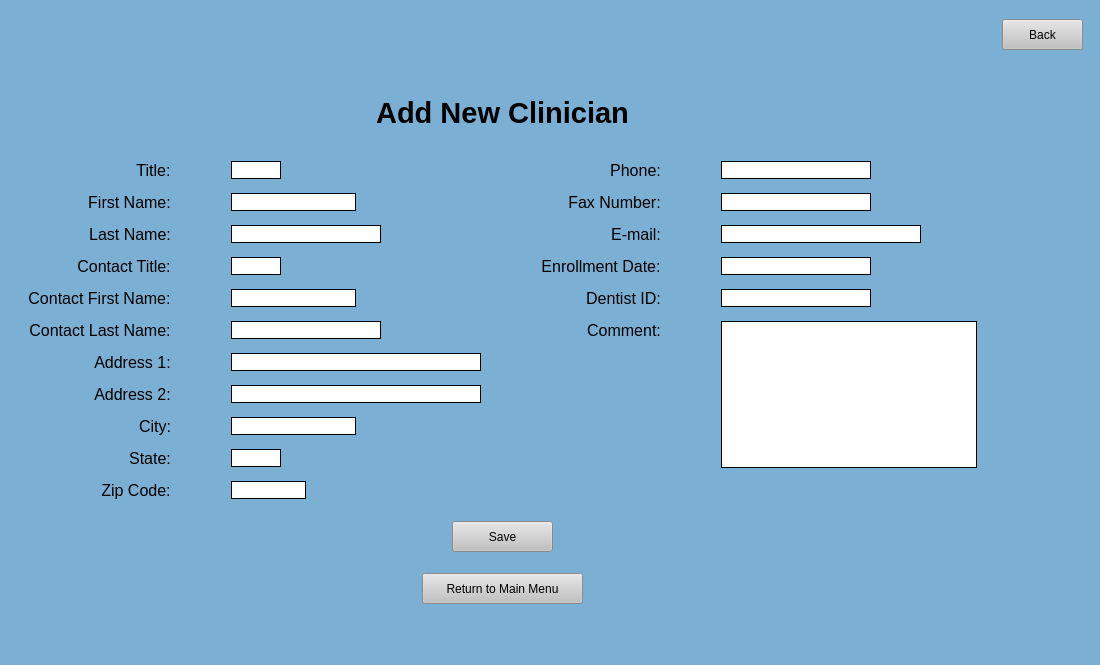
Kasmanian/COMBDb-oldgen, file UI Screens/COMBdb_Add_New_Clinician.ui: the form before one commit.
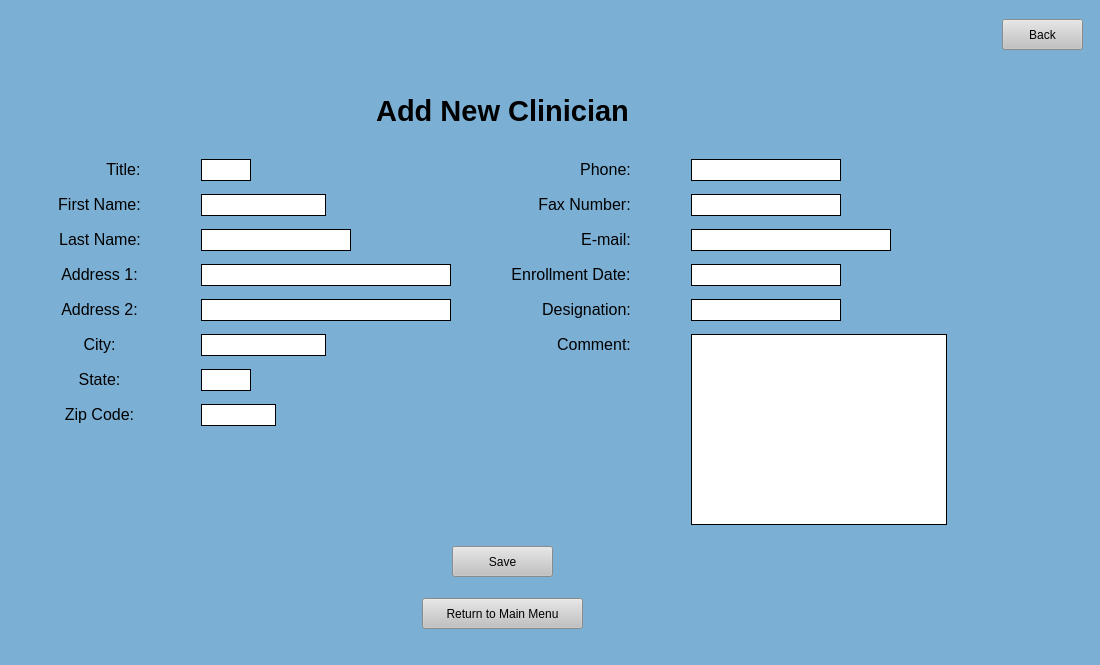
The form after the commit.

Patch:
```diff
--- a/UI Screens/COMBdb_Add_New_Clinician.ui
+++ b/UI Screens/COMBdb_Add_New_Clinician.ui
@@ -144,33 +144,6 @@
           <property name="verticalSpacing">
            <number>13</number>
           </property>
-          <item row="3" column="3">
-           <widget class="QLineEdit" name="enrollmentDate">
-            <property name="sizePolicy">
-             <sizepolicy hsizetype="Fixed" vsizetype="Fixed">
-              <horstretch>0</horstretch>
-              <verstretch>0</verstretch>
-             </sizepolicy>
-            </property>
-            <property name="minimumSize">
-             <size>
-              <width>150</width>
-              <height>0</height>
-             </size>
-            </property>
-            <property name="maximumSize">
-             <size>
-              <width>125</width>
-              <height>16777215</height>
-             </size>
-            </property>
-            <property name="styleSheet">
-             <string notr="true">background-color: rgb(255, 255, 255);
-border-style: solid;
-border-width: 1px</string>
-            </property>
-           </widget>
-          </item>
           <item row="1" column="1">
            <widget class="QLineEdit" name="firstName">
             <property name="sizePolicy">
@@ -179,10 +152,43 @@
               <verstretch>0</verstretch>
              </sizepolicy>
             </property>
+            <property name="minimumSize">
+             <size>
+              <width>0</width>
+              <height>22</height>
+             </size>
+            </property>
             <property name="maximumSize">
              <size>
               <width>125</width>
-              <height>16777215</height>
+              <height>22</height>
+             </size>
+            </property>
+            <property name="styleSheet">
+             <string notr="true">background-color: rgb(255, 255, 255);
+border-style: solid;
+border-width: 1px</string>
+            </property>
+           </widget>
+          </item>
+          <item row="0" column="1" alignment="Qt::AlignLeft">
+           <widget class="QLineEdit" name="title">
+            <property name="sizePolicy">
+             <sizepolicy hsizetype="Fixed" vsizetype="Fixed">
+              <horstretch>0</horstretch>
+              <verstretch>0</verstretch>
+             </sizepolicy>
+            </property>
+            <property name="minimumSize">
+             <size>
+              <width>50</width>
+              <height>22</height>
+             </size>
+            </property>
+            <property name="maximumSize">
+             <size>
+              <width>50</width>
+              <height>22</height>
              </size>
             </property>
             <property name="styleSheet">
@@ -202,43 +208,6 @@
             </property>
            </widget>
           </item>
-          <item row="0" column="1" alignment="Qt::AlignLeft">
-           <widget class="QLineEdit" name="title">
-            <property name="sizePolicy">
-             <sizepolicy hsizetype="Fixed" vsizetype="Fixed">
-              <horstretch>0</horstretch>
-              <verstretch>0</verstretch>
-             </sizepolicy>
-            </property>
-            <property name="minimumSize">
-             <size>
-              <width>50</width>
-              <height>0</height>
-             </size>
-            </property>
-            <property name="maximumSize">
-             <size>
-              <width>50</width>
-              <height>16777215</height>
-             </size>
-            </property>
-            <property name="styleSheet">
-             <string notr="true">background-color: rgb(255, 255, 255);
-border-style: solid;
-border-width: 1px</string>
-            </property>
-           </widget>
-          </item>
-          <item row="0" column="0" alignment="Qt::AlignRight">
-           <widget class="QLabel" name="label_41">
-            <property name="text">
-             <string>&lt;html&gt;&lt;head/&gt;&lt;body&gt;&lt;p align=&quot;center&quot;&gt;&lt;span style=&quot; font-size:12pt;&quot;&gt;Title:&lt;/span&gt;&lt;/p&gt;&lt;/body&gt;&lt;/html&gt;</string>
-            </property>
-            <property name="alignment">
-             <set>Qt::AlignRight|Qt::AlignTrailing|Qt::AlignVCenter</set>
-            </property>
-           </widget>
-          </item>
           <item row="3" column="2" alignment="Qt::AlignRight">
            <widget class="QLabel" name="label_39">
             <property name="text">
@@ -249,149 +218,16 @@
             </property>
            </widget>
           </item>
-          <item row="7" column="1">
-           <widget class="QLineEdit" name="address2">
-            <property name="minimumSize">
-             <size>
-              <width>250</width>
-              <height>0</height>
-             </size>
-            </property>
-            <property name="styleSheet">
-             <string notr="true">background-color: rgb(255, 255, 255);
-border-style: solid;
-border-width: 1px</string>
-            </property>
-           </widget>
-          </item>
-          <item row="5" column="0" alignment="Qt::AlignRight">
-           <widget class="QLabel" name="label_51">
+          <item row="0" column="0" alignment="Qt::AlignRight">
+           <widget class="QLabel" name="label_41">
             <property name="text">
-             <string>&lt;html&gt;&lt;head/&gt;&lt;body&gt;&lt;p align=&quot;center&quot;&gt;&lt;span style=&quot; font-size:12pt;&quot;&gt;Contact Last Name:&lt;/span&gt;&lt;/p&gt;&lt;/body&gt;&lt;/html&gt;</string>
+             <string>&lt;html&gt;&lt;head/&gt;&lt;body&gt;&lt;p align=&quot;center&quot;&gt;&lt;span style=&quot; font-size:12pt;&quot;&gt;Title:&lt;/span&gt;&lt;/p&gt;&lt;/body&gt;&lt;/html&gt;</string>
             </property>
             <property name="alignment">
              <set>Qt::AlignRight|Qt::AlignTrailing|Qt::AlignVCenter</set>
             </property>
            </widget>
           </item>
-          <item row="0" column="2" alignment="Qt::AlignRight">
-           <widget class="QLabel" name="label_50">
-            <property name="text">
-             <string>&lt;html&gt;&lt;head/&gt;&lt;body&gt;&lt;p align=&quot;center&quot;&gt;&lt;span style=&quot; font-size:12pt;&quot;&gt;Phone:&lt;/span&gt;&lt;/p&gt;&lt;/body&gt;&lt;/html&gt;</string>
-            </property>
-            <property name="alignment">
-             <set>Qt::AlignRight|Qt::AlignTrailing|Qt::AlignVCenter</set>
-            </property>
-           </widget>
-          </item>
-          <item row="3" column="1">
-           <widget class="QLineEdit" name="contactTitle">
-            <property name="minimumSize">
-             <size>
-              <width>50</width>
-              <height>0</height>
-             </size>
-            </property>
-            <property name="maximumSize">
-             <size>
-              <width>50</width>
-              <height>16777215</height>
-             </size>
-            </property>
-            <property name="styleSheet">
-             <string notr="true">background-color: rgb(255, 255, 255);
-border-style: solid;
-border-width: 1px</string>
-            </property>
-           </widget>
-          </item>
-          <item row="4" column="1">
-           <widget class="QLineEdit" name="contactFirstName">
-            <property name="maximumSize">
-             <size>
-              <width>125</width>
-              <height>16777215</height>
-             </size>
-            </property>
-            <property name="styleSheet">
-             <string notr="true">background-color: rgb(255, 255, 255);
-border-style: solid;
-border-width: 1px</string>
-            </property>
-           </widget>
-          </item>
-          <item row="10" column="1">
-           <widget class="QLineEdit" name="zip">
-            <property name="maximumSize">
-             <size>
-              <width>75</width>
-              <height>16777215</height>
-             </size>
-            </property>
-            <property name="styleSheet">
-             <string notr="true">background-color: rgb(255, 255, 255);
-border-style: solid;
-border-width: 1px</string>
-            </property>
-           </widget>
-          </item>
-          <item row="5" column="1">
-           <widget class="QLineEdit" name="contactLastName">
-            <property name="maximumSize">
-             <size>
-              <width>150</width>
-              <height>16777215</height>
-             </size>
-            </property>
-            <property name="styleSheet">
-             <string notr="true">background-color: rgb(255, 255, 255);
-border-style: solid;
-border-width: 1px</string>
-            </property>
-           </widget>
-          </item>
-          <item row="6" column="1">
-           <widget class="QLineEdit" name="address1">
-            <property name="minimumSize">
-             <size>
-              <width>250</width>
-              <height>0</height>
-             </size>
-            </property>
-            <property name="styleSheet">
-             <string notr="true">background-color: rgb(255, 255, 255);
-border-style: solid;
-border-width: 1px</string>
-            </property>
-           </widget>
-          </item>
-          <item row="1" column="3">
-           <widget class="QLineEdit" name="fax">
-            <property name="sizePolicy">
-             <sizepolicy hsizetype="Fixed" vsizetype="Fixed">
-              <horstretch>0</horstretch>
-              <verstretch>0</verstretch>
-             </sizepolicy>
-            </property>
-            <property name="minimumSize">
-             <size>
-              <width>150</width>
-              <height>0</height>
-             </size>
-            </property>
-            <property name="maximumSize">
-             <size>
-              <width>125</width>
-              <height>16777215</height>
-             </size>
-            </property>
-            <property name="styleSheet">
-             <string notr="true">background-color: rgb(255, 255, 255);
-border-style: solid;
-border-width: 1px</string>
-            </property>
-           </widget>
-          </item>
           <item row="1" column="2" alignment="Qt::AlignRight">
            <widget class="QLabel" name="label_10">
             <property name="text">
@@ -423,13 +259,13 @@
             <property name="minimumSize">
              <size>
               <width>200</width>
-              <height>0</height>
+              <height>22</height>
              </size>
             </property>
             <property name="maximumSize">
              <size>
               <width>175</width>
-              <height>16777215</height>
+              <height>22</height>
              </size>
             </property>
             <property name="styleSheet">
@@ -439,10 +275,10 @@
             </property>
            </widget>
           </item>
-          <item row="7" column="0" alignment="Qt::AlignRight">
-           <widget class="QLabel" name="label_40">
+          <item row="2" column="0" alignment="Qt::AlignRight">
+           <widget class="QLabel" name="label_43">
             <property name="text">
-             <string>&lt;html&gt;&lt;head/&gt;&lt;body&gt;&lt;p align=&quot;center&quot;&gt;&lt;span style=&quot; font-size:12pt;&quot;&gt;Address 2:&lt;/span&gt;&lt;/p&gt;&lt;/body&gt;&lt;/html&gt;</string>
+             <string>&lt;html&gt;&lt;head/&gt;&lt;body&gt;&lt;p align=&quot;center&quot;&gt;&lt;span style=&quot; font-size:12pt;&quot;&gt;Last Name:&lt;/span&gt;&lt;/p&gt;&lt;/body&gt;&lt;/html&gt;</string>
             </property>
             <property name="alignment">
              <set>Qt::AlignRight|Qt::AlignTrailing|Qt::AlignVCenter</set>
@@ -460,13 +296,13 @@
             <property name="minimumSize">
              <size>
               <width>150</width>
-              <height>0</height>
+              <height>22</height>
              </size>
             </property>
             <property name="maximumSize">
              <size>
               <width>125</width>
-              <height>16777215</height>
+              <height>22</height>
              </size>
             </property>
             <property name="styleSheet">
@@ -476,7 +312,71 @@
             </property>
            </widget>
           </item>
-          <item row="6" column="0" alignment="Qt::AlignRight">
+          <item row="2" column="1">
+           <widget class="QLineEdit" name="lastName">
+            <property name="sizePolicy">
+             <sizepolicy hsizetype="Fixed" vsizetype="Fixed">
+              <horstretch>0</horstretch>
+              <verstretch>0</verstretch>
+             </sizepolicy>
+            </property>
+            <property name="minimumSize">
+             <size>
+              <width>150</width>
+              <height>22</height>
+             </size>
+            </property>
+            <property name="maximumSize">
+             <size>
+              <width>150</width>
+              <height>22</height>
+             </size>
+            </property>
+            <property name="styleSheet">
+             <string notr="true">background-color: rgb(255, 255, 255);
+border-style: solid;
+border-width: 1px</string>
+            </property>
+           </widget>
+          </item>
+          <item row="4" column="0">
+           <widget class="QLabel" name="label_40">
+            <property name="text">
+             <string>&lt;html&gt;&lt;head/&gt;&lt;body&gt;&lt;p align=&quot;center&quot;&gt;&lt;span style=&quot; font-size:12pt;&quot;&gt;Address 2:&lt;/span&gt;&lt;/p&gt;&lt;/body&gt;&lt;/html&gt;</string>
+            </property>
+            <property name="alignment">
+             <set>Qt::AlignRight|Qt::AlignTrailing|Qt::AlignVCenter</set>
+            </property>
+           </widget>
+          </item>
+          <item row="3" column="3">
+           <widget class="QLineEdit" name="enrollmentDate">
+            <property name="sizePolicy">
+             <sizepolicy hsizetype="Fixed" vsizetype="Fixed">
+              <horstretch>0</horstretch>
+              <verstretch>0</verstretch>
+             </sizepolicy>
+            </property>
+            <property name="minimumSize">
+             <size>
+              <width>150</width>
+              <height>22</height>
+             </size>
+            </property>
+            <property name="maximumSize">
+             <size>
+              <width>125</width>
+              <height>22</height>
+             </size>
+            </property>
+            <property name="styleSheet">
+             <string notr="true">background-color: rgb(255, 255, 255);
+border-style: solid;
+border-width: 1px</string>
+            </property>
+           </widget>
+          </item>
+          <item row="3" column="0">
            <widget class="QLabel" name="label_45">
             <property name="text">
              <string>&lt;html&gt;&lt;head/&gt;&lt;body&gt;&lt;p align=&quot;center&quot;&gt;&lt;span style=&quot; font-size:12pt;&quot;&gt;Address 1:&lt;/span&gt;&lt;/p&gt;&lt;/body&gt;&lt;/html&gt;</string>
@@ -486,32 +386,24 @@
             </property>
            </widget>
           </item>
-          <item row="3" column="0" alignment="Qt::AlignRight">
-           <widget class="QLabel" name="label_44">
-            <property name="text">
-             <string>&lt;html&gt;&lt;head/&gt;&lt;body&gt;&lt;p align=&quot;center&quot;&gt;&lt;span style=&quot; font-size:12pt;&quot;&gt;Contact Title:&lt;/span&gt;&lt;/p&gt;&lt;/body&gt;&lt;/html&gt;</string>
+          <item row="1" column="3">
+           <widget class="QLineEdit" name="fax">
+            <property name="sizePolicy">
+             <sizepolicy hsizetype="Fixed" vsizetype="Fixed">
+              <horstretch>0</horstretch>
+              <verstretch>0</verstretch>
+             </sizepolicy>
             </property>
-            <property name="alignment">
-             <set>Qt::AlignRight|Qt::AlignTrailing|Qt::AlignVCenter</set>
+            <property name="minimumSize">
+             <size>
+              <width>150</width>
+              <height>22</height>
+             </size>
             </property>
-           </widget>
-          </item>
-          <item row="2" column="0" alignment="Qt::AlignRight">
-           <widget class="QLabel" name="label_43">
-            <property name="text">
-             <string>&lt;html&gt;&lt;head/&gt;&lt;body&gt;&lt;p align=&quot;center&quot;&gt;&lt;span style=&quot; font-size:12pt;&quot;&gt;Last Name:&lt;/span&gt;&lt;/p&gt;&lt;/body&gt;&lt;/html&gt;</string>
-            </property>
-            <property name="alignment">
-             <set>Qt::AlignRight|Qt::AlignTrailing|Qt::AlignVCenter</set>
-            </property>
-           </widget>
-          </item>
-          <item row="8" column="1">
-           <widget class="QLineEdit" name="city">
             <property name="maximumSize">
              <size>
               <width>125</width>
-              <height>16777215</height>
+              <height>22</height>
              </size>
             </property>
             <property name="styleSheet">
@@ -521,52 +413,17 @@
             </property>
            </widget>
           </item>
-          <item row="8" column="0" alignment="Qt::AlignRight">
-           <widget class="QLabel" name="label_47">
+          <item row="0" column="2" alignment="Qt::AlignRight">
+           <widget class="QLabel" name="label_50">
             <property name="text">
-             <string>&lt;html&gt;&lt;head/&gt;&lt;body&gt;&lt;p align=&quot;center&quot;&gt;&lt;span style=&quot; font-size:12pt;&quot;&gt;City:&lt;/span&gt;&lt;/p&gt;&lt;/body&gt;&lt;/html&gt;</string>
+             <string>&lt;html&gt;&lt;head/&gt;&lt;body&gt;&lt;p align=&quot;center&quot;&gt;&lt;span style=&quot; font-size:12pt;&quot;&gt;Phone:&lt;/span&gt;&lt;/p&gt;&lt;/body&gt;&lt;/html&gt;</string>
             </property>
             <property name="alignment">
              <set>Qt::AlignRight|Qt::AlignTrailing|Qt::AlignVCenter</set>
             </property>
            </widget>
           </item>
-          <item row="4" column="0" alignment="Qt::AlignRight">
-           <widget class="QLabel" name="label_46">
-            <property name="text">
-             <string>&lt;html&gt;&lt;head/&gt;&lt;body&gt;&lt;p align=&quot;center&quot;&gt;&lt;span style=&quot; font-size:12pt;&quot;&gt;Contact First Name:&lt;/span&gt;&lt;/p&gt;&lt;/body&gt;&lt;/html&gt;</string>
-            </property>
-            <property name="alignment">
-             <set>Qt::AlignRight|Qt::AlignTrailing|Qt::AlignVCenter</set>
-            </property>
-           </widget>
-          </item>
-          <item row="10" column="0" alignment="Qt::AlignRight">
-           <widget class="QLabel" name="label_48">
-            <property name="text">
-             <string>&lt;html&gt;&lt;head/&gt;&lt;body&gt;&lt;p align=&quot;center&quot;&gt;&lt;span style=&quot; font-size:12pt;&quot;&gt;Zip Code:&lt;/span&gt;&lt;/p&gt;&lt;/body&gt;&lt;/html&gt;</string>
-            </property>
-            <property name="alignment">
-             <set>Qt::AlignRight|Qt::AlignTrailing|Qt::AlignVCenter</set>
-            </property>
-           </widget>
-          </item>
-          <item row="9" column="1">
-           <widget class="QLineEdit" name="state">
-            <property name="maximumSize">
-             <size>
-              <width>50</width>
-              <height>16777215</height>
-             </size>
-            </property>
-            <property name="styleSheet">
-             <string notr="true">background-color: rgb(255, 255, 255);
-border-style: solid;
-border-width: 1px</string>
-            </property>
-           </widget>
-          </item>
-          <item row="9" column="0" alignment="Qt::AlignRight">
+          <item row="6" column="0">
            <widget class="QLabel" name="label_49">
             <property name="text">
              <string>&lt;html&gt;&lt;head/&gt;&lt;body&gt;&lt;p align=&quot;center&quot;&gt;&lt;span style=&quot; font-size:12pt;&quot;&gt;State:&lt;/span&gt;&lt;/p&gt;&lt;/body&gt;&lt;/html&gt;</string>
@@ -576,24 +433,18 @@
             </property>
            </widget>
           </item>
-          <item row="2" column="1">
-           <widget class="QLineEdit" name="lastName">
-            <property name="sizePolicy">
-             <sizepolicy hsizetype="Fixed" vsizetype="Fixed">
-              <horstretch>0</horstretch>
-              <verstretch>0</verstretch>
-             </sizepolicy>
-            </property>
+          <item row="4" column="1">
+           <widget class="QLineEdit" name="address2">
             <property name="minimumSize">
              <size>
-              <width>150</width>
-              <height>0</height>
+              <width>250</width>
+              <height>22</height>
              </size>
             </property>
             <property name="maximumSize">
              <size>
-              <width>150</width>
-              <height>16777215</height>
+              <width>16777215</width>
+              <height>22</height>
              </size>
             </property>
             <property name="styleSheet">
@@ -603,6 +454,16 @@
             </property>
            </widget>
           </item>
+          <item row="7" column="0">
+           <widget class="QLabel" name="label_48">
+            <property name="text">
+             <string>&lt;html&gt;&lt;head/&gt;&lt;body&gt;&lt;p align=&quot;center&quot;&gt;&lt;span style=&quot; font-size:12pt;&quot;&gt;Zip Code:&lt;/span&gt;&lt;/p&gt;&lt;/body&gt;&lt;/html&gt;</string>
+            </property>
+            <property name="alignment">
+             <set>Qt::AlignRight|Qt::AlignTrailing|Qt::AlignVCenter</set>
+            </property>
+           </widget>
+          </item>
           <item row="5" column="2" alignment="Qt::AlignRight">
            <widget class="QLabel" name="label_38">
             <property name="text">
@@ -613,34 +474,18 @@
             </property>
            </widget>
           </item>
-          <item row="4" column="2" alignment="Qt::AlignRight">
-           <widget class="QLabel" name="dentistIDLabel">
-            <property name="text">
-             <string>&lt;html&gt;&lt;head/&gt;&lt;body&gt;&lt;p align=&quot;center&quot;&gt;&lt;span style=&quot; font-size:12pt;&quot;&gt;Dentist ID:&lt;/span&gt;&lt;/p&gt;&lt;/body&gt;&lt;/html&gt;</string>
-            </property>
-            <property name="alignment">
-             <set>Qt::AlignRight|Qt::AlignTrailing|Qt::AlignVCenter</set>
-            </property>
-           </widget>
-          </item>
-          <item row="4" column="3">
-           <widget class="QLineEdit" name="dentistID">
-            <property name="sizePolicy">
-             <sizepolicy hsizetype="Fixed" vsizetype="Fixed">
-              <horstretch>0</horstretch>
-              <verstretch>0</verstretch>
-             </sizepolicy>
-            </property>
+          <item row="6" column="1">
+           <widget class="QLineEdit" name="state">
             <property name="minimumSize">
              <size>
-              <width>150</width>
-              <height>0</height>
+              <width>0</width>
+              <height>22</height>
              </size>
             </property>
             <property name="maximumSize">
              <size>
-              <width>125</width>
-              <height>16777215</height>
+              <width>50</width>
+              <height>22</height>
              </size>
             </property>
             <property name="styleSheet">
@@ -671,6 +516,116 @@
             </property>
            </widget>
           </item>
+          <item row="4" column="3">
+           <widget class="QLineEdit" name="designation">
+            <property name="sizePolicy">
+             <sizepolicy hsizetype="Fixed" vsizetype="Fixed">
+              <horstretch>0</horstretch>
+              <verstretch>0</verstretch>
+             </sizepolicy>
+            </property>
+            <property name="minimumSize">
+             <size>
+              <width>150</width>
+              <height>22</height>
+             </size>
+            </property>
+            <property name="maximumSize">
+             <size>
+              <width>125</width>
+              <height>22</height>
+             </size>
+            </property>
+            <property name="styleSheet">
+             <string notr="true">background-color: rgb(255, 255, 255);
+border-style: solid;
+border-width: 1px</string>
+            </property>
+           </widget>
+          </item>
+          <item row="4" column="2" alignment="Qt::AlignRight">
+           <widget class="QLabel" name="dentistIDLabel">
+            <property name="text">
+             <string>&lt;html&gt;&lt;head/&gt;&lt;body&gt;&lt;p align=&quot;center&quot;&gt;&lt;span style=&quot; font-size:12pt;&quot;&gt;Designation:&lt;/span&gt;&lt;/p&gt;&lt;/body&gt;&lt;/html&gt;</string>
+            </property>
+            <property name="alignment">
+             <set>Qt::AlignRight|Qt::AlignTrailing|Qt::AlignVCenter</set>
+            </property>
+           </widget>
+          </item>
+          <item row="3" column="1">
+           <widget class="QLineEdit" name="address1">
+            <property name="minimumSize">
+             <size>
+              <width>250</width>
+              <height>22</height>
+             </size>
+            </property>
+            <property name="maximumSize">
+             <size>
+              <width>16777215</width>
+              <height>22</height>
+             </size>
+            </property>
+            <property name="styleSheet">
+             <string notr="true">background-color: rgb(255, 255, 255);
+border-style: solid;
+border-width: 1px</string>
+            </property>
+           </widget>
+          </item>
+          <item row="5" column="0">
+           <widget class="QLabel" name="label_47">
+            <property name="text">
+             <string>&lt;html&gt;&lt;head/&gt;&lt;body&gt;&lt;p align=&quot;center&quot;&gt;&lt;span style=&quot; font-size:12pt;&quot;&gt;City:&lt;/span&gt;&lt;/p&gt;&lt;/body&gt;&lt;/html&gt;</string>
+            </property>
+            <property name="alignment">
+             <set>Qt::AlignRight|Qt::AlignTrailing|Qt::AlignVCenter</set>
+            </property>
+           </widget>
+          </item>
+          <item row="5" column="1">
+           <widget class="QLineEdit" name="city">
+            <property name="minimumSize">
+             <size>
+              <width>0</width>
+              <height>22</height>
+             </size>
+            </property>
+            <property name="maximumSize">
+             <size>
+              <width>125</width>
+              <height>22</height>
+             </size>
+            </property>
+            <property name="styleSheet">
+             <string notr="true">background-color: rgb(255, 255, 255);
+border-style: solid;
+border-width: 1px</string>
+            </property>
+           </widget>
+          </item>
+          <item row="7" column="1">
+           <widget class="QLineEdit" name="zip">
+            <property name="minimumSize">
+             <size>
+              <width>0</width>
+              <height>22</height>
+             </size>
+            </property>
+            <property name="maximumSize">
+             <size>
+              <width>75</width>
+              <height>22</height>
+             </size>
+            </property>
+            <property name="styleSheet">
+             <string notr="true">background-color: rgb(255, 255, 255);
+border-style: solid;
+border-width: 1px</string>
+            </property>
+           </widget>
+          </item>
          </layout>
         </item>
         <item>
```
Left out of the diff: 10 changed lines with no effect on the pictures.
